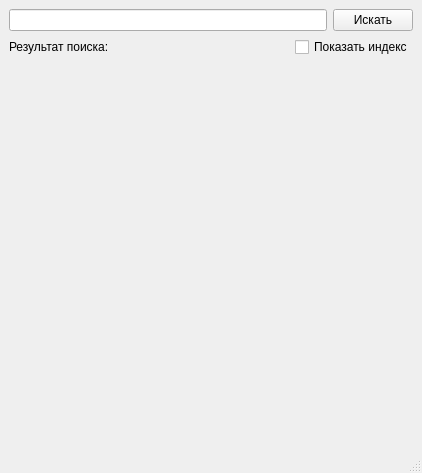
The window that main.ui (kandler33/MapsLyceum) describes before a commit, drawn with Qt 5.
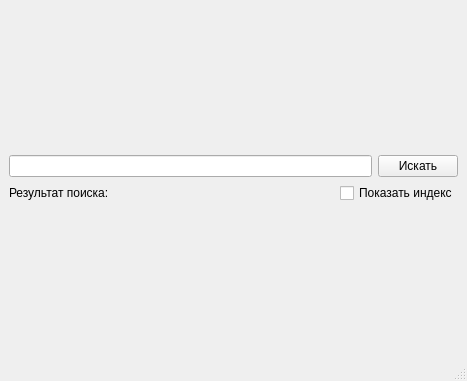
The same window after the commit.

Commit message: ver2 page_up_down изменение масштаба

```diff
--- a/main.ui
+++ b/main.ui
@@ -6,15 +6,17 @@
    <rect>
     <x>0</x>
     <y>0</y>
-    <width>422</width>
-    <height>473</height>
+    <width>467</width>
+    <height>381</height>
    </rect>
   </property>
   <property name="windowTitle">
    <string>MainWindow</string>
   </property>
   <widget class="QWidget" name="centralwidget">
-   <layout class="QVBoxLayout" name="verticalLayout">
+   <layout class="QVBoxLayout" name="verticalLayout_2">
+    <item>
+     <layout class="QVBoxLayout" name="mainLayout">
     <item>
      <layout class="QHBoxLayout" name="horizontalLayout">
       <property name="spacing">
@@ -85,18 +87,7 @@
       </item>
      </layout>
     </item>
-    <item>
-     <widget class="QLabel" name="MapLabel">
-      <property name="sizePolicy">
-       <sizepolicy hsizetype="Expanding" vsizetype="Preferred">
-        <horstretch>0</horstretch>
-        <verstretch>0</verstretch>
-       </sizepolicy>
-      </property>
-      <property name="text">
-       <string/>
-      </property>
-     </widget>
+     </layout>
     </item>
    </layout>
   </widget>
```
Lines whose indentation alone changed are shown as unchanged. The commit also changes 1 other file.
